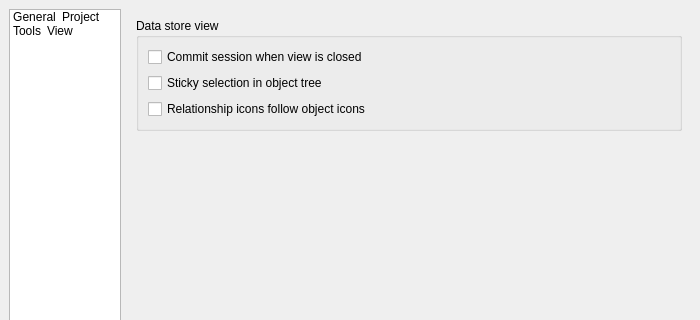
spine-tools/Spine-Toolbox, file spinetoolbox/ui/settings.ui: the form before one commit; both pictures show x 0 to 700 and y 0 to 320 of the 700 by 550 pixel window.
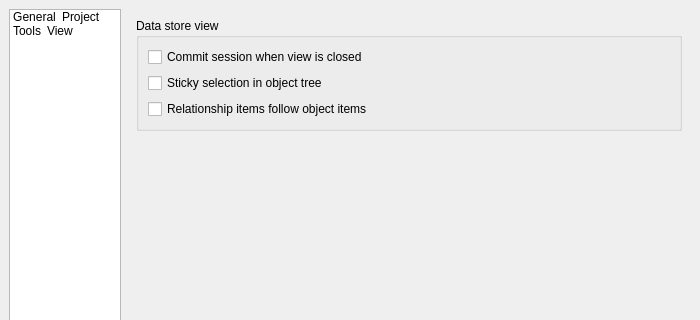
The form after the commit. The open tabs and pages were chosen to show the change. Icons and pictures are not drawn.

Commit message: Rename 'relationship icon follows' to 'relationship items follow'

Diff of the .ui file:
```diff
--- a/spinetoolbox/ui/settings.ui
+++ b/spinetoolbox/ui/settings.ui
@@ -1042,7 +1042,7 @@
                <string>&lt;html&gt;&lt;head/&gt;&lt;body&gt;&lt;p&gt;When checked [default], moving Object items causes connected Relationship items to follow.&lt;/p&gt;&lt;/body&gt;&lt;/html&gt;</string>
               </property>
               <property name="text">
-               <string>Relationship icons follow object icons</string>
+               <string>Relationship items follow object items</string>
               </property>
              </widget>
             </item>
```
Left out of the diff: 4 changed lines with no effect on the pictures. The commit also changes 3 other files.
